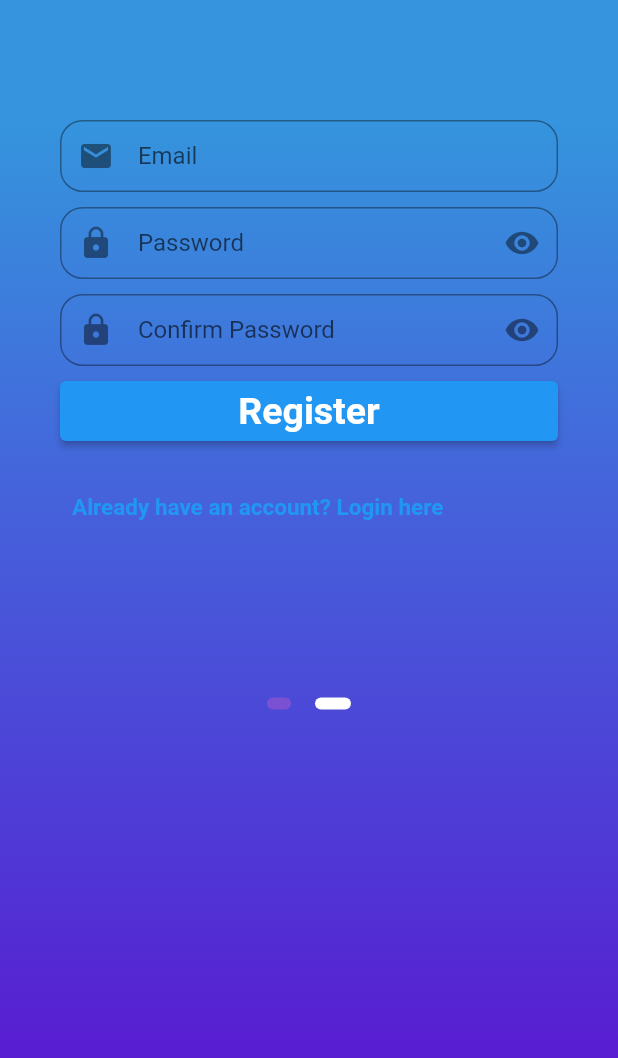
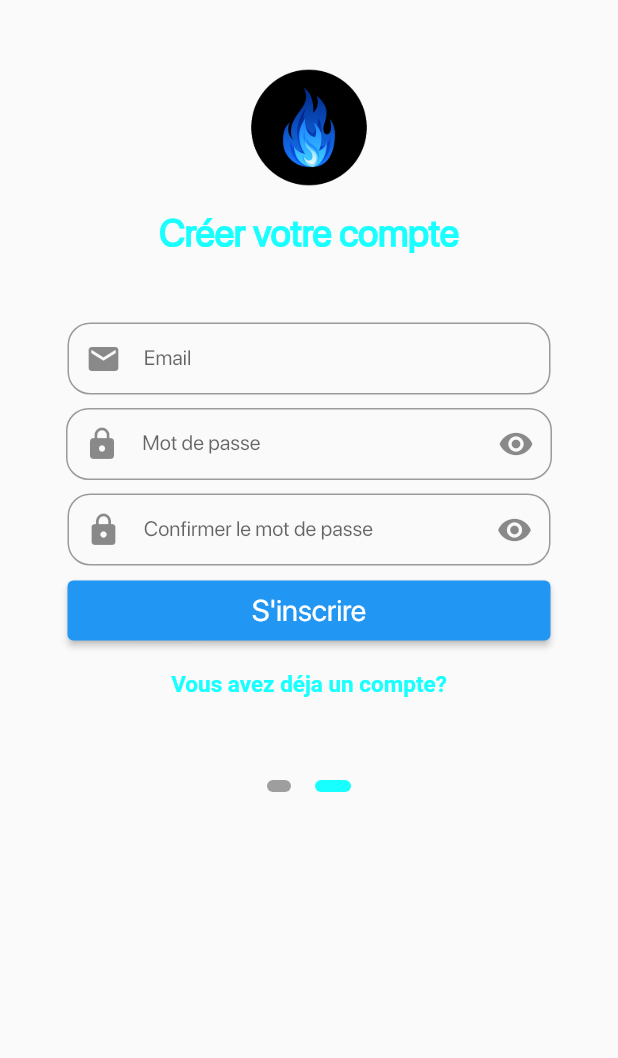
Before and after one commit to AkuDevv/gas-leak-safety, a Flutter app: the FirstLanding screen opened directly, swiped to page 2, on a phone screen of 412 x 824 dp. Shown: the top 1058 px of the screen. Run offline on Flutter 3.47's test engine with Material 2 defaults, Android fonts, the phone set to English and light mode, and no system bars; our stand-ins replace cloud_firestore, email_validator, firebase_auth, firebase_core, flutter_signin_button, google_sign_in and 1 more; accounts and stored records are empty.

Commit message:
finished login and register w firebase

```diff
--- a/lib/main.dart
+++ b/lib/main.dart
@@ -2,6 +2,7 @@ import 'package:firebase_auth/firebase_auth.dart';
 import 'package:firebase_core/firebase_core.dart';
 import 'package:flutter/material.dart';
 import 'package:gas_leak_safety/screens/signIn.dart';
+import 'package:gas_leak_safety/screens/started.dart';
 import 'package:gas_leak_safety/screens/verify_email.dart';
 import 'firebase_options.dart';
 
@@ -10,9 +11,9 @@ void main() async {
   await Firebase.initializeApp(
     options: DefaultFirebaseOptions.currentPlatform,
   );
-  runApp(const MaterialApp(
+  runApp(MaterialApp(
     debugShowCheckedModeBanner: false,
-    home: SignInMethodScreen(),
+    home: GettingStarted(),
   ));
 }
 
--- a/lib/screens/Register_.dart
+++ b/lib/screens/Register_.dart
@@ -3,12 +3,13 @@ import 'package:flutter/services.dart';
 import 'package:cloud_firestore/cloud_firestore.dart';
 import 'package:email_validator/email_validator.dart';
 import 'package:firebase_auth/firebase_auth.dart';
-import 'package:flutter/material.dart';
 import 'package:gas_leak_safety/screens/signIn.dart';
 import 'package:gas_leak_safety/screens/verify_email.dart';
 import 'package:gas_leak_safety/services/auth_service.dart';
 
 class FirstLanding extends StatefulWidget {
+  const FirstLanding({Key? key}) : super(key: key);
+
   @override
   _FirstLandingState createState() => _FirstLandingState();
 }
@@ -43,13 +44,13 @@ class _FirstLandingState extends State<FirstLanding> {
 
   Widget _indicator(bool isActive) {
     return AnimatedContainer(
-      duration: Duration(milliseconds: 150),
-      margin: EdgeInsets.symmetric(horizontal: 8.0),
+      duration: const Duration(milliseconds: 150),
+      margin: const EdgeInsets.symmetric(horizontal: 8.0),
       height: 8.0,
       width: isActive ? 24.0 : 16.0,
       decoration: BoxDecoration(
-        color: isActive ? Colors.white : Color(0xFF7B51D3),
-        borderRadius: BorderRadius.all(Radius.circular(12)),
+        color: isActive ? Colors.cyanAccent : Colors.grey,
+        borderRadius: const BorderRadius.all(Radius.circular(12)),
       ),
     );
   }
@@ -60,34 +61,34 @@ class _FirstLandingState extends State<FirstLanding> {
     return Scaffold(
       body: AnnotatedRegion<SystemUiOverlayStyle>(
         value: SystemUiOverlayStyle.light,
-        child: Container(
-          decoration: BoxDecoration(
-              gradient: LinearGradient(
-                  begin: Alignment.topCenter,
-                  end: Alignment.bottomCenter,
-                  stops: [
-                0.1,
-                0.4,
-                0.7,
-                0.9
-              ],
-                  colors: [
-                Color(0xFF3594DD),
-                Color(0xFF4563DB),
-                Color(0xFF5036D5),
-                Color(0xFF5B16D0),
-              ])),
         child: Padding(
-            padding: const EdgeInsets.symmetric(vertical: 40.0),
+          padding: const EdgeInsets.symmetric(vertical: 30.0),
           child: Column(
             crossAxisAlignment: CrossAxisAlignment.stretch,
             children: <Widget>[
+              Center(
+                child: SizedBox(
+                  width: 110,
+                  height: 110,
+                  child: Image.asset("assets/images/logo_gas.png"),
+                ),
+              ),
+              const Center(
+                child: Text(
+                  "Créer votre compte",
+                  style: TextStyle(
+                      fontSize: 25,
+                      color: Colors.cyanAccent,
+                      fontFamily: 'Sfpro',
+                      fontWeight: FontWeight.bold),
+                ),
+              ),
               Container(
-                  height: 425.0,
+                height: 350.0,
                 child: Form(
                   key: _formkey,
                   child: PageView(
-                      physics: ClampingScrollPhysics(),
+                    physics: const ClampingScrollPhysics(),
                     controller: _pageController,
                     onPageChanged: (int page) {
                       setState(() {
@@ -96,136 +97,152 @@ class _FirstLandingState extends State<FirstLanding> {
                     },
                     children: <Widget>[
                       Padding(
-                          padding: EdgeInsets.all(40.0),
+                        padding: const EdgeInsets.all(15.0),
                         child: Column(
                           crossAxisAlignment: CrossAxisAlignment.start,
                           children: <Widget>[
-                              Center(
-                                child: SizedBox(
-                                  width: 120,
-                                  height: 120,
-                                  child: Image.asset("assets/images/logo_gas.png"),
-                                ),
-                              ),
-
                             const SizedBox(
-                                height: 10,
+                              height: 20,
                             ),
 
                             // FIRST NAME TEXT FIELD
-                              TextFormField(
+                            Padding(
+                              padding: const EdgeInsets.all(5.0),
+                              child: TextFormField(
                                 controller: fnameController,
                                 keyboardType: TextInputType.text,
                                 textInputAction: TextInputAction.next,
-                                style: const TextStyle(fontSize: 20),
+                                style: const TextStyle(
+                                    fontSize: 15, fontFamily: 'Sfpro'),
                                 decoration: InputDecoration(
-                                    labelText: " First Name ",
-                                    labelStyle: const TextStyle(fontSize: 16),
+                                    labelText: " Prénom ",
+                                    labelStyle: const TextStyle(
+                                        fontSize: 14, fontFamily: 'Sfpro'),
                                     border: OutlineInputBorder(
                                       borderRadius: BorderRadius.circular(15),
                                     ),
                                     contentPadding: const EdgeInsets.all(10)),
                               ),
-
-                              const SizedBox(
-                                height: 10,
                             ),
 
                             // LAST NAME TEXT FIELD
-                              TextFormField(
+                            Padding(
+                              padding: const EdgeInsets.all(5.0),
+                              child: TextFormField(
                                 controller: lnameController,
                                 keyboardType: TextInputType.text,
                                 textInputAction: TextInputAction.next,
-                                style: const TextStyle(fontSize: 20),
+                                style: const TextStyle(
+                                    fontSize: 15, fontFamily: 'Sfpro'),
                                 decoration: InputDecoration(
-                                    labelText: " Last Name ",
-                                    labelStyle: const TextStyle(fontSize: 16),
+                                    labelText: " Nom ",
+                                    labelStyle: const TextStyle(
+                                        fontSize: 14, fontFamily: 'Sfpro'),
                                     border: OutlineInputBorder(
                                       borderRadius: BorderRadius.circular(15),
                                     ),
                                     contentPadding: const EdgeInsets.all(10)),
                               ),
+                            ),
 
-                              TextFormField(
+                            Padding(
+                              padding: const EdgeInsets.all(5.0),
+                              child: TextFormField(
                                 controller: cinController,
                                 keyboardType: TextInputType.text,
                                 textInputAction: TextInputAction.next,
-                                style: const TextStyle(fontSize: 20),
+                                style: const TextStyle(
+                                    fontSize: 15, fontFamily: 'Sfpro'),
                                 decoration: InputDecoration(
                                     labelText: " CIN ",
-                                    labelStyle: const TextStyle(fontSize: 16),
+                                    labelStyle: const TextStyle(
+                                        fontSize: 14, fontFamily: 'Sfpro'),
                                     border: OutlineInputBorder(
                                       borderRadius: BorderRadius.circular(15),
                                     ),
                                     contentPadding: const EdgeInsets.all(10)),
                               ),
+                            ),
 
-                              TextFormField(
+                            Padding(
+                              padding: const EdgeInsets.all(5.0),
+                              child: TextFormField(
                                 controller: telController,
                                 keyboardType: TextInputType.text,
                                 textInputAction: TextInputAction.next,
-                                style: const TextStyle(fontSize: 20),
+                                style: const TextStyle(
+                                    fontSize: 15, fontFamily: 'Sfpro'),
                                 decoration: InputDecoration(
                                     labelText: " Numéro Téléphone ",
-                                    labelStyle: const TextStyle(fontSize: 16),
+                                    labelStyle: const TextStyle(
+                                        fontSize: 14, fontFamily: 'Sfpro'),
                                     border: OutlineInputBorder(
                                       borderRadius: BorderRadius.circular(15),
                                     ),
                                     contentPadding: const EdgeInsets.all(10)),
                               ),
+                            ),
 
-                              TextFormField(
+                            Padding(
+                              padding: const EdgeInsets.all(5.0),
+                              child: TextFormField(
                                 controller: adresseController,
                                 keyboardType: TextInputType.text,
                                 textInputAction: TextInputAction.next,
-                                style: const TextStyle(fontSize: 20),
+                                style: const TextStyle(
+                                    fontSize: 15, fontFamily: 'Sfpro'),
                                 decoration: InputDecoration(
                                     labelText: " Adresse Postale ",
-                                    labelStyle: const TextStyle(fontSize: 16),
+                                    labelStyle: const TextStyle(
+                                        fontSize: 14, fontFamily: 'Sfpro'),
                                     border: OutlineInputBorder(
                                       borderRadius: BorderRadius.circular(15),
                                     ),
                                     contentPadding: const EdgeInsets.all(10)),
                               ),
+                            ),
                           ],
                         ),
                       ),
                       Padding(
-                          padding: EdgeInsets.all(40.0),
+                        padding: const EdgeInsets.all(40.0),
                         child: Column(
                           crossAxisAlignment: CrossAxisAlignment.start,
                           children: <Widget>[
-                              TextFormField(
+                            Padding(
+                              padding: const EdgeInsets.all(5.0),
+                              child: TextFormField(
                                 validator: (email) =>
                                     !EmailValidator.validate(email!)
-                                        ? "Enter a valid email"
+                                        ? "Entez un email valide!"
                                         : null,
                                 controller: emailController,
                                 keyboardType: TextInputType.emailAddress,
                                 textInputAction: TextInputAction.next,
-                                style: const TextStyle(fontSize: 20),
+                                style: const TextStyle(
+                                    fontSize: 15, fontFamily: 'Sfpro'),
                                 decoration: InputDecoration(
                                     labelText: " Email ",
                                     prefixIcon: const Icon(Icons.email),
-                                    labelStyle: const TextStyle(fontSize: 16),
+                                    labelStyle: const TextStyle(
+                                        fontSize: 14, fontFamily: 'Sfpro'),
                                     border: OutlineInputBorder(
                                       borderRadius: BorderRadius.circular(15),
                                     ),
                                     contentPadding: const EdgeInsets.all(10)),
                                 autofillHints: const [AutofillHints.email],
                               ),
-
-                              const SizedBox(
-                                height: 10,
                             ),
 
                             // PASSWORD TEXT FIELD
-                              TextFormField(
+                            Padding(
+                              padding: const EdgeInsets.all(4.0),
+                              child: TextFormField(
                                 validator: (password) {
                                   if (password!.isEmpty) {
-                                    return "Enter a password!";
+                                    return "Entez un mot de passe!";
                                   } else if (password.length < 6) {
-                                    return "At least 6 characters";
+                                    return "6 caractères minimum!";
                                   } else {
                                     return null;
                                   }
@@ -233,11 +250,13 @@ class _FirstLandingState extends State<FirstLanding> {
                                 controller: passwordController,
                                 textInputAction: TextInputAction.next,
                                 obscureText: showPassword,
-                                style: const TextStyle(fontSize: 20),
+                                style: const TextStyle(
+                                    fontSize: 15, fontFamily: 'Sfpro'),
                                 decoration: InputDecoration(
-                                    labelText: " Password ",
+                                    labelText: " Mot de passe ",
                                     prefixIcon: const Icon(Icons.lock),
-                                    labelStyle: const TextStyle(fontSize: 16),
+                                    labelStyle: const TextStyle(
+                                        fontSize: 14, fontFamily: 'Sfpro'),
                                     border: OutlineInputBorder(
                                       borderRadius: BorderRadius.circular(15),
                                     ),
@@ -250,27 +269,29 @@ class _FirstLandingState extends State<FirstLanding> {
                                         },
                                         icon: showPassword
                                             ? const Icon(Icons.visibility)
-                                            : const Icon(Icons.visibility_off))),
+                                            : const Icon(
+                                                Icons.visibility_off))),
                               ),
-
-                              const SizedBox(
-                                height: 10,
                             ),
 
                             // CONFIRM PASSWORD TEXT FIELD
-                              TextFormField(
+                            Padding(
+                              padding: const EdgeInsets.all(5.0),
+                              child: TextFormField(
                                 validator: (value) => passwordController.text !=
                                         confirmPasswordController.text
-                                    ? "passwords doesn't match"
+                                    ? "Mot de passe non correcte!"
                                     : null,
                                 controller: confirmPasswordController,
                                 textInputAction: TextInputAction.done,
                                 obscureText: showConfirmPassword,
-                                style: const TextStyle(fontSize: 20),
+                                style: const TextStyle(
+                                    fontSize: 15, fontFamily: 'Sfpro'),
                                 decoration: InputDecoration(
-                                    labelText: " Confirm Password ",
+                                    labelText: " Confirmer le mot de passe ",
                                     prefixIcon: const Icon(Icons.lock),
-                                    labelStyle: const TextStyle(fontSize: 16),
+                                    labelStyle: const TextStyle(
+                                        fontSize: 14, fontFamily: 'Sfpro'),
                                     border: OutlineInputBorder(
                                       borderRadius: BorderRadius.circular(15),
                                     ),
@@ -284,19 +305,22 @@ class _FirstLandingState extends State<FirstLanding> {
                                         },
                                         icon: showConfirmPassword
                                             ? const Icon(Icons.visibility)
-                                            : const Icon(Icons.visibility_off))),
+                                            : const Icon(
+                                                Icons.visibility_off))),
                               ),
-
-                              const SizedBox(
-                                height: 10,
                             ),
 
                             // REGISTER BUTTON
                             loading
-                                  ? const Center(
+                                ? const Padding(
+                                    padding: EdgeInsets.all(5.0),
+                                    child: Center(
                                       child: CircularProgressIndicator(),
+                                    ),
                                   )
-                                  : SizedBox(
+                                : Padding(
+                                    padding: const EdgeInsets.all(5.0),
+                                    child: SizedBox(
                                       width: MediaQuery.of(context).size.width,
                                       height: 40,
                                       child: ElevatedButton(
@@ -322,6 +346,10 @@ class _FirstLandingState extends State<FirstLanding> {
                                                 'name':
                                                     "${fnameController.text} ${lnameController.text}",
                                                 'email': emailController.text,
+                                                'cin': cinController.text,
+                                                'tel': telController.text,
+                                                'adresse':
+                                                    adresseController.text,
                                                 'photo': "",
                                                 'uid': user.uid,
                                                 'provider': "EMAIL"
@@ -338,19 +366,18 @@ class _FirstLandingState extends State<FirstLanding> {
                                             });
                                           },
                                           child: const Text(
-                                            "Register",
+                                            "S'inscrire",
                                             style: TextStyle(
-                                                fontSize: 25,
-                                                fontWeight: FontWeight.bold),
+                                              fontSize: 20,
+                                              fontFamily: 'Sfpro',
+                                            ),
                                           )),
                                     ),
-
-                              const SizedBox(
-                                height: 20,
                                   ),
 
                             // LOGIN BUTTON
-                              TextButton(
+                            Center(
+                              child: TextButton(
                                 onPressed: () {
                                   Navigator.pushReplacement(
                                       context,
@@ -358,11 +385,12 @@ class _FirstLandingState extends State<FirstLanding> {
                                           builder: (context) =>
                                               const SignInMethodScreen()));
                                 },
-                                child: const Text(
-                                    "Already have an account? Login here",
+                                child: const Text("Vous avez déja un compte?",
                                     style: TextStyle(
                                         fontSize: 15,
+                                        color: Colors.cyanAccent,
                                         fontWeight: FontWeight.bold)),
+                              ),
                             )
                           ],
                         ),
@@ -379,32 +407,29 @@ class _FirstLandingState extends State<FirstLanding> {
                   ? Expanded(
                       child: Align(
                         alignment: FractionalOffset.bottomRight,
-                          child: FlatButton(
+                        child: TextButton(
                           onPressed: () {
                             _pageController.nextPage(
-                                duration: Duration(microseconds: 500),
+                              duration: const Duration(microseconds: 500),
                               curve: Curves.ease,
                             );
                           },
                           child: Row(
                             mainAxisAlignment: MainAxisAlignment.center,
                             mainAxisSize: MainAxisSize.min,
-                              children: <Widget>[
+                            children: const [
                               Text(
-                                  'Next',
+                                'Suivant',
                                 style: TextStyle(
                                   fontFamily: 'Sfpro',
-                                    color: Colors.white,
-                                    fontSize: 22.0,
+                                  color: Colors.cyanAccent,
+                                  fontSize: 18.0,
                                 ),
                               ),
-                                SizedBox(
-                                  width: 10.0,
-                                ),
                               Icon(
-                                  Icons.arrow_forward_ios,
-                                  color: Colors.white,
-                                  size: 30.0,
+                                Icons.arrow_forward_ios_rounded,
+                                color: Colors.cyanAccent,
+                                size: 20.0,
                               ),
                             ],
                           ),
@@ -416,7 +441,6 @@ class _FirstLandingState extends State<FirstLanding> {
           ),
         ),
       ),
-      ),
     );
   }
 }
```
Also changed, not shown: lib/models/slide.dart (added, +29 -0 lines), lib/screens/forgot_password.dart (+25 -15 lines), lib/screens/login_email_password.dart (+25 -37 lines), lib/screens/login_phone_number.dart (deleted, +0 -95 lines), lib/screens/signIn.dart (+3 -11 lines), lib/screens/started.dart (added, +121 -0 lines), lib/widgets/slidesitem.dart (added, +48 -0 lines), assets/images/login.png (added). Lines whose indentation alone changed are shown as unchanged.
